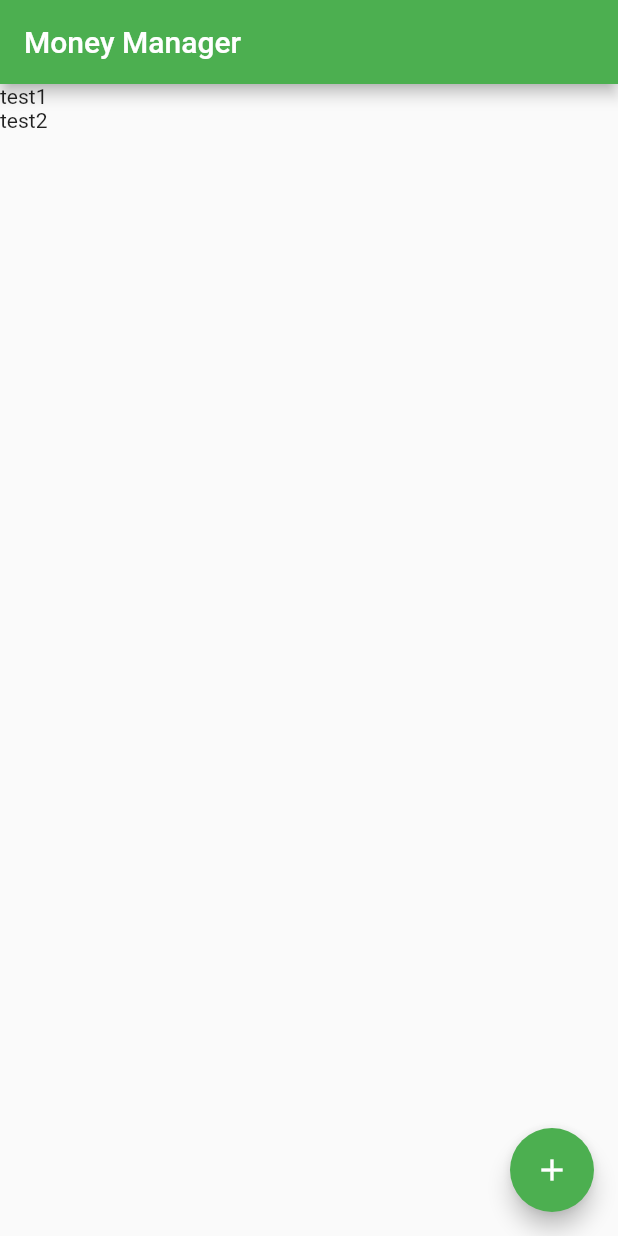
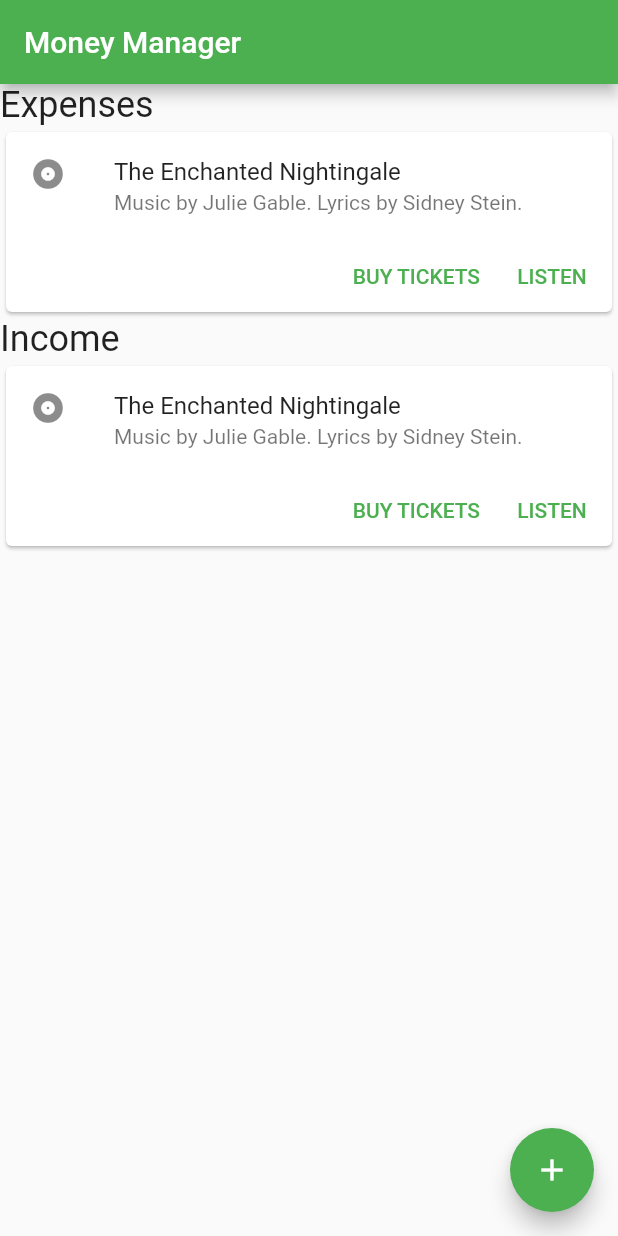
Before and after one commit to 2zqa/money_manager_flutter, a Flutter app: the screen it shows after launch, on a phone screen of 412 x 824 dp. Run offline on Flutter 3.47's test engine with Material 2 defaults, Android fonts, the light colour scheme and no system bars.

Commit message:
Show card and header

```diff
--- a/lib/main.dart
+++ b/lib/main.dart
@@ -14,6 +14,46 @@ class BalanceItem {
 // App
 void main() {
   runApp(MoneyManagerApp());
+}
+
+class BalanceItemCard extends StatefulWidget {
+  const BalanceItemCard({Key? key}) : super(key: key);
+
+  @override
+  _BalanceItemCardState createState() => _BalanceItemCardState();
+}
+
+class _BalanceItemCardState extends State<BalanceItemCard> {
+  @override
+  Widget build(BuildContext context) {
+    return Card(
+      child: Column(
+        mainAxisSize: MainAxisSize.min,
+        children: <Widget>[
+          const ListTile(
+            leading: Icon(Icons.album),
+            title: Text('The Enchanted Nightingale'),
+            subtitle: Text('Music by Julie Gable. Lyrics by Sidney Stein.'),
+          ),
+          Row(
+            mainAxisAlignment: MainAxisAlignment.end,
+            children: <Widget>[
+              TextButton(
+                child: const Text('BUY TICKETS'),
+                onPressed: () {/* ... */},
+              ),
+              const SizedBox(width: 8),
+              TextButton(
+                child: const Text('LISTEN'),
+                onPressed: () {/* ... */},
+              ),
+              const SizedBox(width: 8),
+            ],
+          ),
+        ],
+      ),
+    );
+  }
 }
 
 class MoneyManagerApp extends StatelessWidget {
@@ -43,7 +83,12 @@ class OverviewPage extends StatelessWidget {
           title: Text(title),
         ),
         body: ListView(
-          children: <Widget>[Text("test1"), Text("test2")],
+          children: <Widget>[
+            HeadingItem(heading: "Expenses"),
+            BalanceItemCard(), // TODO: replace single card with list, add heading to list including header argument
+            HeadingItem(heading: "Income"),
+            BalanceItemCard()
+          ],
         ),
         floatingActionButton: FloatingActionButton(
           onPressed: () {},
@@ -52,3 +97,13 @@ class OverviewPage extends StatelessWidget {
         ));
   }
 }
+
+class HeadingItem extends StatelessWidget {
+  final String heading;
+  const HeadingItem({Key? key, required this.heading}) : super(key: key);
+
+  @override
+  Widget build(BuildContext context) {
+    return Text(heading, style: Theme.of(context).textTheme.headline5);
+  }
+}
```
